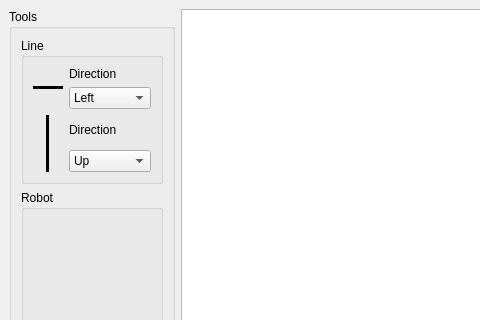
Above: line_robots/mainwindow.ui from maslaral/line_robots before the change; both pictures show x 0 to 480 and y 0 to 320 of the 743 by 562 pixel window. Below: the same form after it.
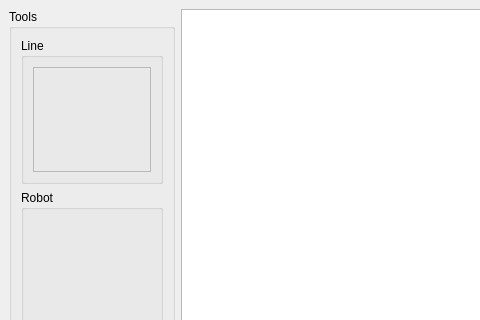
That is the form after the change. Custom widgets are drawn as their Qt base class.

Commit message: completed drag and drop for the lines

```diff
--- a/line_robots/mainwindow.ui
+++ b/line_robots/mainwindow.ui
@@ -43,103 +43,14 @@
            </property>
            <layout class="QGridLayout" name="gridLayout_5">
             <item row="0" column="0">
-             <layout class="QGridLayout" name="gridLayout_4">
-              <item row="0" column="0">
-               <widget class="Line" name="line_2">
-                <property name="minimumSize">
-                 <size>
-                  <width>30</width>
-                  <height>5</height>
-                 </size>
-                </property>
-                <property name="frameShadow">
-                 <enum>QFrame::Plain</enum>
-                </property>
-                <property name="lineWidth">
-                 <number>3</number>
-                </property>
-                <property name="orientation">
-                 <enum>Qt::Horizontal</enum>
-                </property>
-               </widget>
-              </item>
-              <item row="1" column="0">
-               <layout class="QHBoxLayout" name="horizontalLayout_2">
-                <item>
-                 <widget class="Line" name="line">
-                  <property name="minimumSize">
-                   <size>
-                    <width>5</width>
-                    <height>20</height>
-                   </size>
-                  </property>
-                  <property name="frameShadow">
-                   <enum>QFrame::Plain</enum>
-                  </property>
-                  <property name="lineWidth">
-                   <number>3</number>
-                  </property>
-                  <property name="orientation">
-                   <enum>Qt::Vertical</enum>
-                  </property>
-                 </widget>
-                </item>
-               </layout>
-              </item>
-              <item row="1" column="1">
-               <layout class="QVBoxLayout" name="verticalLayout_11">
-                <item>
-                 <widget class="QLabel" name="label">
-                  <property name="text">
-                   <string>Direction</string>
-                  </property>
-                 </widget>
-                </item>
-                <item>
-                 <widget class="QComboBox" name="vDirection">
-                  <item>
-                   <property name="text">
-                    <string>Up </string>
-                   </property>
-                  </item>
-                  <item>
-                   <property name="text">
-                    <string>Down</string>
-                   </property>
-                  </item>
-                 </widget>
-                </item>
-               </layout>
-              </item>
-              <item row="0" column="1">
-               <layout class="QVBoxLayout" name="verticalLayout_13">
-                <item>
-                 <widget class="QLabel" name="label_2">
-                  <property name="text">
-                   <string>Direction</string>
-                  </property>
-                 </widget>
-                </item>
-                <item>
-                 <widget class="QComboBox" name="hDirection">
-                  <property name="currentText">
-                   <string>Left</string>
-                  </property>
-                  <item>
-                   <property name="text">
-                    <string>Left</string>
-                   </property>
-                  </item>
-                  <item>
-                   <property name="text">
-                    <string>Right</string>
-                   </property>
-                  </item>
-                 </widget>
-                </item>
-               </layout>
-              </item>
-             </layout>
+             <widget class="LineMenu" name="lineDraggable">
+              <property name="frameShape">
+               <enum>QFrame::StyledPanel</enum>
+              </property>
+              <property name="frameShadow">
+               <enum>QFrame::Raised</enum>
+              </property>
+             </widget>
             </item>
            </layout>
           </widget>
@@ -240,6 +151,14 @@
   </widget>
   <widget class="QStatusBar" name="statusbar"/>
  </widget>
+ <customwidgets>
+  <customwidget>
+   <class>LineMenu</class>
+   <extends>QFrame</extends>
+   <header location="global">linemenu.h</header>
+   <container>1</container>
+  </customwidget>
+ </customwidgets>
  <resources/>
  <connections>
   <connection>
```
Left out of the diff: 4 changed lines with no effect on the pictures. The commit also changes 18 other files.
